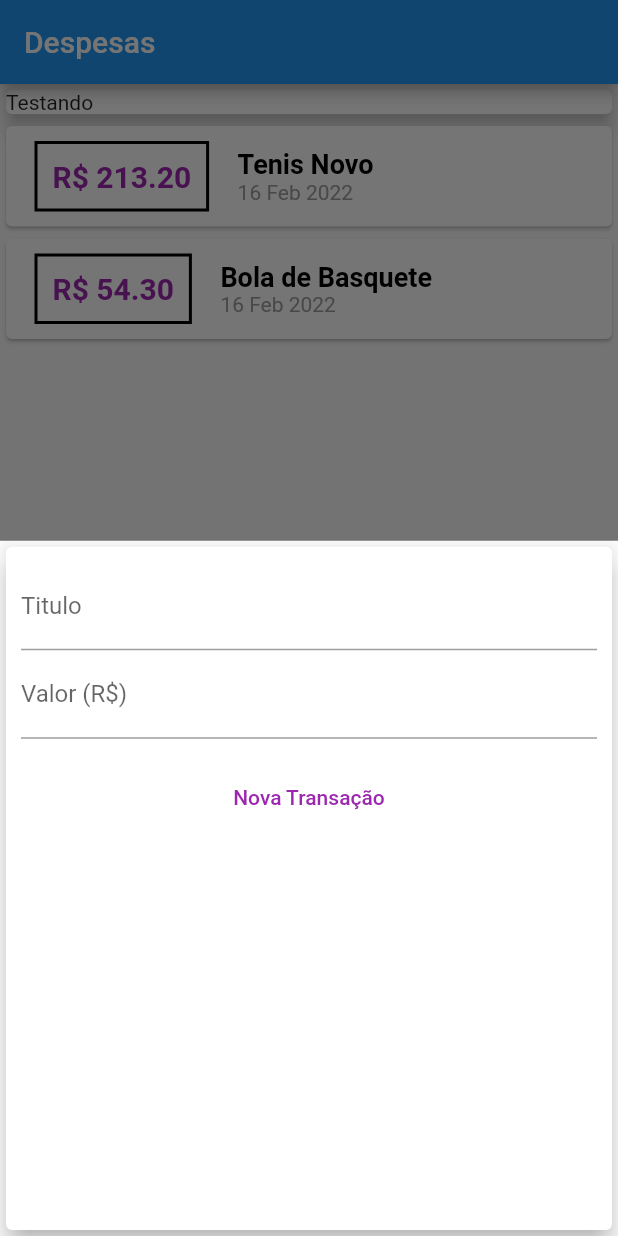
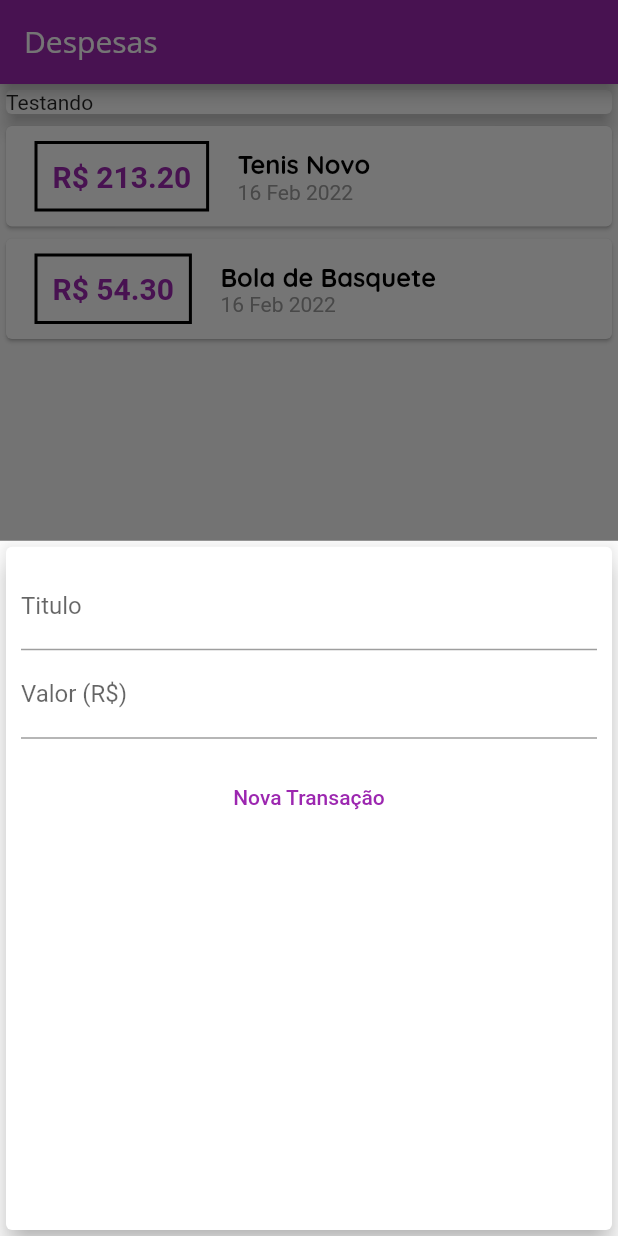
Before and after one commit to vctrr1/DespesasApp-Flutter, a Flutter app: the screen it shows after launch, after a tap on the "add" icon, on a phone screen of 412 x 824 dp. Run offline on Flutter 3.47's test engine with Material 2 defaults, Android fonts, the light colour scheme and no system bars.

Commit message:
Modigicando algumas fontes e estrutura de temas.

```diff
--- a/lib/components/transaction_form.dart
+++ b/lib/components/transaction_form.dart
@@ -1,12 +1,18 @@
 import 'package:flutter/material.dart';
 
-class TransactionForm extends StatelessWidget {
-  TransactionForm(this.onSubmit, {Key? key}) : super(key: key);
-
-  final titleController = TextEditingController();
-  final valueController = TextEditingController();
+class TransactionForm extends StatefulWidget {
+  const TransactionForm(this.onSubmit, {Key? key}) : super(key: key);
 
   final void Function(String, double) onSubmit;
+
+  @override
+  State<TransactionForm> createState() => _TransactionFormState();
+}
+
+class _TransactionFormState extends State<TransactionForm> {
+  final titleController = TextEditingController();
+
+  final valueController = TextEditingController();
 
   _submitForm() {
     final title = titleController.text;
@@ -14,8 +20,7 @@ class TransactionForm extends StatelessWidget {
     if (title.isEmpty || value <= 0) {
       return;
     }
-
-    onSubmit(title, value);
+    widget.onSubmit(title, value);
   }
 
   @override
--- a/lib/components/transactions_list.dart
+++ b/lib/components/transactions_list.dart
@@ -45,11 +45,12 @@ class TransactionsList extends StatelessWidget {
                   children: [
                     Text(
                       tr.title,
-                      style: const TextStyle(
-                        fontSize: 18,
-                        fontWeight: FontWeight.bold,
-                        color: Colors.black,
-                      ),
+                      style: Theme.of(context).textTheme.headline6,
+                      // style: TextStyle(
+                      //   fontSize: 18,
+                      //   fontWeight: FontWeight.bold,
+                      //   color: Colors.black,
+                      // ),
                     ),
                     Text(
                       DateFormat("d MMM y").format(tr.date),
--- a/lib/main.dart
+++ b/lib/main.dart
@@ -1,6 +1,5 @@
 import 'package:flutter/material.dart';
 import 'dart:math';
-
 import './components/transaction_form.dart';
 import './components/transactions_list.dart';
 import './models/transaction.dart';
@@ -12,8 +11,31 @@ class ExpensesApp extends StatelessWidget {
 
   @override
   Widget build(BuildContext context) {
-    return const MaterialApp(
-      home: MyHomePage(),
+    final ThemeData tema = ThemeData();
+
+    return MaterialApp(
+      home: const MyHomePage(),
+      theme: tema.copyWith(
+        colorScheme: tema.colorScheme.copyWith(
+          primary: Colors.purple,
+          secondary: Colors.grey,
+        ),
+        textTheme: ThemeData.light().textTheme.copyWith(
+              headline6: const TextStyle(
+                fontFamily: 'Quicksand',
+                fontSize: 17,
+                fontWeight: FontWeight.bold,
+                color: Colors.black,
+              ),
+            ),
+        appBarTheme: const AppBarTheme(
+          titleTextStyle: TextStyle(
+            fontFamily: 'OpenSans',
+            fontSize: 20,
+            //fontWeight: FontWeight.bold,
+          ),
+        ),
+      ),
     );
   }
 }
@@ -40,6 +62,7 @@ class _MyHomePageState extends State<MyHomePage> {
       date: DateTime.now(),
     ),
   ];
+
   _addTransaction(String title, double value) {
     final newTransaction = Transaction(
       id: Random().nextDouble().toString(),
@@ -51,6 +74,8 @@ class _MyHomePageState extends State<MyHomePage> {
     setState(() {
       _transactions.add(newTransaction);
     });
+
+    Navigator.of(context).pop();
   }
 
   _openTransactionFrm(BuildContext context) {
@@ -65,7 +90,10 @@ class _MyHomePageState extends State<MyHomePage> {
   Widget build(BuildContext context) {
     return Scaffold(
       appBar: AppBar(
-        title: const Text("Despesas"),
+        title: Text(
+          "Despesas",
+          style: Theme.of(context).appBarTheme.titleTextStyle,
+        ),
       ),
       body: SingleChildScrollView(
         child: Column(
@@ -86,7 +114,7 @@ class _MyHomePageState extends State<MyHomePage> {
           _openTransactionFrm(context);
         },
       ),
-      floatingActionButtonLocation: FloatingActionButtonLocation.centerFloat,
+      floatingActionButtonLocation: FloatingActionButtonLocation.endFloat,
     );
   }
 }
```
Also changed, not shown: pubspec.yaml (+11 -7 lines), assets/fonts/OpenSans-Bold.ttf (added), assets/fonts/OpenSans-Regular.ttf (added), assets/fonts/Quicksand-Bold.ttf (added), assets/fonts/Quicksand-Light.ttf (added), assets/fonts/Quicksand-Medium.ttf (added), assets/fonts/Quicksand-Regular.ttf (added).
